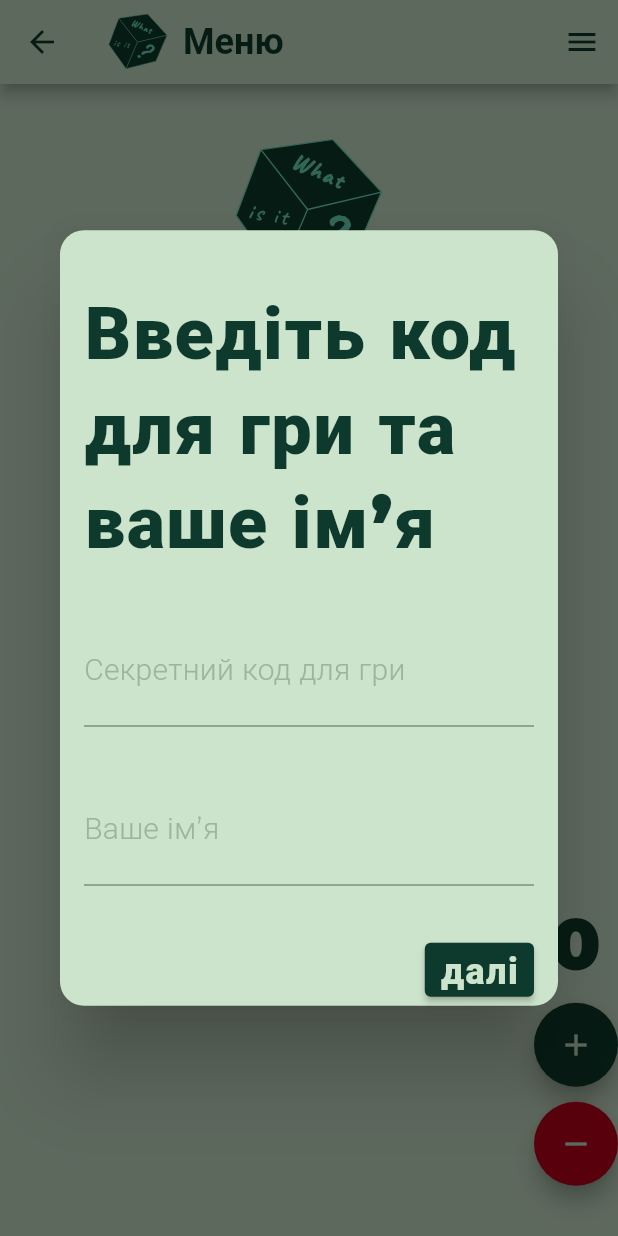
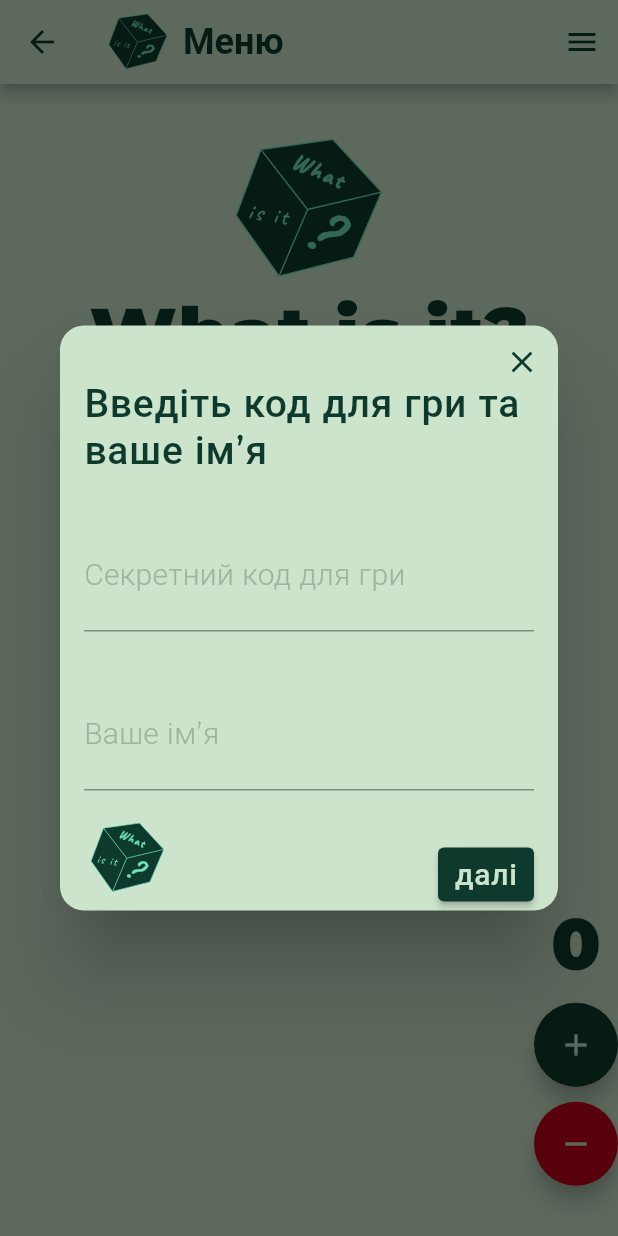
Before and after one commit to yutaDV/wordplay, a Flutter app: the screen it shows after launch, after a tap on "почати нову гру", on a phone screen of 412 x 824 dp. Run offline on Flutter 3.47's test engine with Material 2 defaults, Android fonts, the phone set to English and light mode, and no system bars; our stand-ins replace cloud_firestore, firebase_core, flutter_bloc, flutter_svg; accounts and stored records are empty; generated files the repository leaves out were written again; project files that could hold a hidden picture were left out.

```diff
--- a/lib/controllers/theme_controller.dart
+++ b/lib/controllers/theme_controller.dart
@@ -3,6 +3,7 @@ import 'package:flutter/material.dart';
 class ThemeController {
   static bool isDarkTheme = false;
   static Locale currentLocale = const Locale('uk');
+  static bool isUkrainianSelected = true;
   static final ValueNotifier<bool> themeNotifier = ValueNotifier<bool>(false);
   static final ValueNotifier<Locale> localeNotifier = ValueNotifier<Locale>(currentLocale);
 
--- a/lib/dialogs/new_game_dialog.dart
+++ b/lib/dialogs/new_game_dialog.dart
@@ -13,7 +13,7 @@ void newGameDialog(BuildContext context, GameRepository gameRepository) {
         onDone: (List<String> answers) {
           String gameCode = answers[0];
           String playerName = answers[1];
-          gameRepository.createGame(gameCode, 'gameType', playerName,'Українська', 'easy');
+          gameRepository.createGame(gameCode, 'gameType', playerName,'uk', 'easy');
         },
       );
     },
--- a/lib/repositories/game_repository.dart
+++ b/lib/repositories/game_repository.dart
@@ -2,7 +2,6 @@ import 'package:cloud_firestore/cloud_firestore.dart';
 import '../models/player.dart';
 import '../models/solo_game.dart';
 import '../models/round.dart';
-import '../models/word.dart';
 import '../repositories/word_repository.dart';
 
 class GameRepository {
--- a/lib/ui/widget/burger_menu.dart
+++ b/lib/ui/widget/burger_menu.dart
@@ -56,7 +56,8 @@ class _BurgerMenuState extends State<BurgerMenu> {
             Padding(
               padding: const EdgeInsets.symmetric(horizontal: 16.0),
               child: ToggleButtons(
-                isSelected: [true, false],
+                isSelected: [ThemeController.isUkrainianSelected, !ThemeController.isUkrainianSelected],
+                fillColor: ThemeController.isUkrainianSelected ? Colors.grey.withOpacity(0.2) : Colors.grey.withOpacity(0.2),
                 children: const [
                   Text('Українська'),
                   Text('English'),
@@ -64,12 +65,15 @@ class _BurgerMenuState extends State<BurgerMenu> {
                 onPressed: (int index) {
                   if (index == 0) {
                     ThemeController.changeLocale(const Locale('uk'));
+                    ThemeController.isUkrainianSelected = true; // Оновлення значення при виборі української мови
                   } else {
                     ThemeController.changeLocale(const Locale('en'));
+                    ThemeController.isUkrainianSelected = false; // Оновлення значення при виборі англійської мови
                   }
                 },
               ),
             ),
+
             const SizedBox(height: 16),
             Padding(
               padding: const EdgeInsets.symmetric(horizontal: 16.0),
--- a/lib/ui/widget/data_input_dialog.dart
+++ b/lib/ui/widget/data_input_dialog.dart
@@ -8,12 +8,11 @@ class DataInputDialog extends StatefulWidget {
   final List<String> questions;
   final Function(List<String>) onDone;
 
-  const DataInputDialog({
-    Key? key,
+  const DataInputDialog({super.key,
     required this.title,
     required this.questions,
     required this.onDone,
-  }) : super(key: key);
+  });
 
   @override
   _DataInputDialogState createState() => _DataInputDialogState();
@@ -25,7 +24,7 @@ class _DataInputDialogState extends State<DataInputDialog> {
   @override
   void initState() {
     super.initState();
-    // Ініціалізуємо контролери тексту для кожного питання
+    // Initialize text controllers for each question
     for (int i = 0; i < widget.questions.length; i++) {
       controllers.add(TextEditingController());
     }
@@ -39,16 +38,17 @@ class _DataInputDialogState extends State<DataInputDialog> {
       shape: RoundedRectangleBorder(
         borderRadius: BorderRadius.circular(16.0),
       ),
-      child: SingleChildScrollView( // Додаємо SingleChildScrollView
-        child: Column(
+      child: Stack(
+        children: [
+          Column(
             mainAxisSize: MainAxisSize.min,
             children: <Widget>[
-            SizedBox(height: 20),
+              const SizedBox(height: 20),
               Padding(
                 padding: const EdgeInsets.all(16.0),
                 child: Text(
                   widget.title,
-                style: theme.textTheme.headline6,
+                  style: theme.textTheme.titleMedium,
                 ),
               ),
               for (int i = 0; i < widget.questions.length; i++)
@@ -56,14 +56,14 @@ class _DataInputDialogState extends State<DataInputDialog> {
                   padding: const EdgeInsets.all(16.0),
                   child: TextField(
                     controller: controllers[i],
-                  style: theme.textTheme.subtitle1,
+                    style: theme.textTheme.titleMedium,
                     decoration: InputDecoration(
                       labelText: widget.questions[i],
-                    labelStyle: theme.textTheme.subtitle2?.copyWith(color: theme.dividerColor),
+                      labelStyle: theme.textTheme.titleSmall?.copyWith(color: theme.dividerColor),// Колір тексту мітки
                     ),
                   ),
                 ),
-            SizedBox(height: 16),
+              const SizedBox(height: 16),
               Align(
                 alignment: Alignment.centerRight,
                 child: Padding(
@@ -79,13 +79,33 @@ class _DataInputDialogState extends State<DataInputDialog> {
                     },
                     child: Text(
                       S.of(context).ok,
-                    style: theme.textTheme.button,
+                      style: theme.textTheme.labelMedium,
                     ),
                   ),
                 ),
               ),
+
             ],
           ),
+          Positioned(
+            top: 0,
+            right: 0,
+            child: IconButton(
+              icon:  Icon(
+                Icons.close,
+                color: theme.primaryColor,
+              ),
+              onPressed: () {
+                Navigator.of(context).pop();
+              },
+            ),
+          ),
+          const Positioned(
+            bottom: 10,
+            left: 20,
+            child: Logo(size: 50.00),
+          ),
+        ],
       ),
     );
   }
```
Lines whose indentation alone changed are shown as unchanged.
